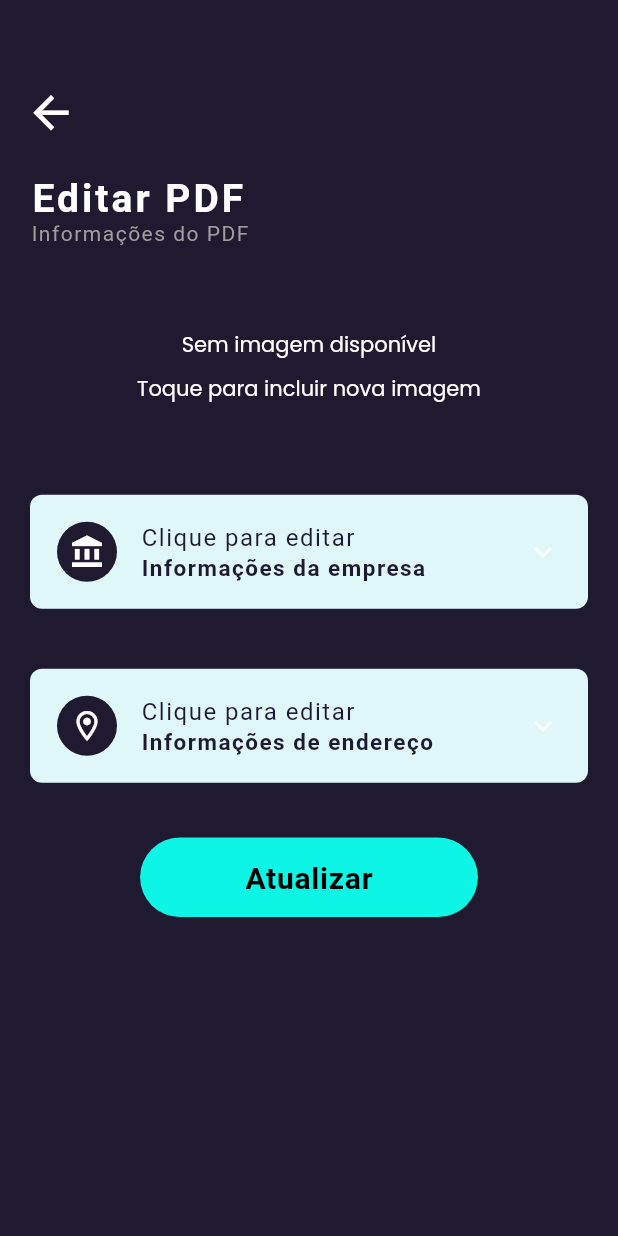
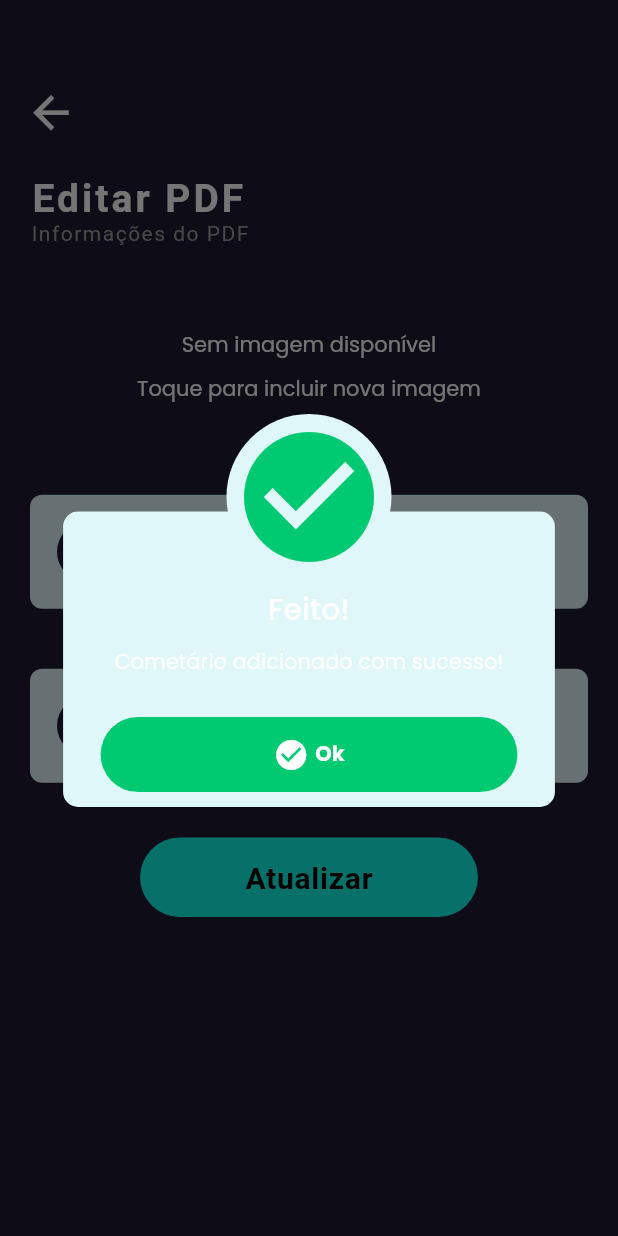
Before and after one commit to brdacon1/budget_flutter, a Flutter app: the PgEditPDF screen opened by its route, after a tap on "Atualizar", on a phone screen of 412 x 824 dp. Run offline on Flutter 3.47's test engine with Material 2 defaults, Android fonts, the phone set to English and light mode, and no system bars; drawn by our look-alikes of expansion_tile_card; our stand-ins replace adaptive_theme, awesome_dialog, badges, cached_network_image, cloud_firestore, dotted_border and 16 more; missing offline and left inert: cloud_firestore_web, contact_picker_web, dart:ffi, firebase_auth_web, firebase_core_web, flutter_inapp_purchase and 3 more; accounts and stored records are empty; network calls fail; Roboto replaces fonts that are missing (Heebo); project files that could hold a hidden picture were left out.

```diff
--- a/lib/Pages/pg_PoupSearch.dart
+++ b/lib/Pages/pg_PoupSearch.dart
@@ -357,7 +357,7 @@ class _pg_PoupSearch extends State<pg_PoupSearch> {
                           child: Container(
                             margin: EdgeInsets.only(right: we * 0.15),
                             child: Text(
-                              "Remover produtos",
+                              "Remover orçamentos",
                               style: GoogleFonts.heebo(
                                 color: Colors.white,
                                 fontWeight: FontWeight.bold,
@@ -474,7 +474,7 @@ class _pg_PoupSearch extends State<pg_PoupSearch> {
                               shape: RoundedRectangleBorder(
                                   borderRadius: BorderRadius.circular(30.0))),
                           child: Text(
-                            "EXCLUIR ITENS",
+                            "EXCLUIR TODOS",
                             style: GoogleFonts.heebo(
                               color: Colors.black,
                               letterSpacing: 0.5,
--- a/lib/Pages/pg_editPDF.dart
+++ b/lib/Pages/pg_editPDF.dart
@@ -11,6 +11,7 @@ import 'package:mask_text_input_formatter/mask_text_input_formatter.dart';
 import 'package:cloud_firestore/cloud_firestore.dart';
 import 'package:oflite/Models/ViaCEPServico.dart' as CEP;
 import 'package:oflite/Objetos/globalUIDUser.dart' as globalUIDUser;
+import '../Services/display_alert.dart';
 import '../Services/loading_event.dart';
 import '../constants.dart';
 import 'package:http/http.dart' as http;
@@ -641,6 +642,7 @@ class _PgEditPDF extends State<PgEditPDF> {
                               alertDisplayLoading.alertLoading(context);
                               var db = Db();
                               var localOwner = Owner();
+                              var displayAlert = DisplayAlert();
                               localOwner.bairro = _bairroText.text;
                               localOwner.fotoId = owner.fotoId;
                               localOwner.city = _cityText.text;
@@ -651,8 +653,10 @@ class _PgEditPDF extends State<PgEditPDF> {
                               localOwner.cnpj = _cpfText.text;
                               localOwner.empresa = _nameText.text;
                               localOwner.logoName = owner.logoName;
-                              db.savePDF(localOwner);
-                              alertDisplayLoading.closeLoading(context);
+                              db.savePDF(localOwner).then((value) => {
+                                 alertDisplayLoading.closeLoading(context),
+                                 displayAlert.notification(context, "Feito!", "Cometário adicionado com sucesso!"),
+                              });
                             },
                             style: TextButton.styleFrom(
                                 backgroundColor: buttonColor,
--- a/lib/Pages/pg_listComment.dart
+++ b/lib/Pages/pg_listComment.dart
@@ -172,7 +172,7 @@ class _ListCommentPageState extends State<ListCommentPage> {
                         decoration: InputDecoration(
                             enabledBorder: InputBorder.none,
                             border:InputBorder.none,
-                            hintText: 'Escreva o comentário...',
+                            hintText: 'Escreva o co mentário...',
                             hintStyle: TextStyle(
                                 color: selected == Gender.comentText ? enabledtxt : deaible
                             )
```
Also changed, not shown: 1 other file.
